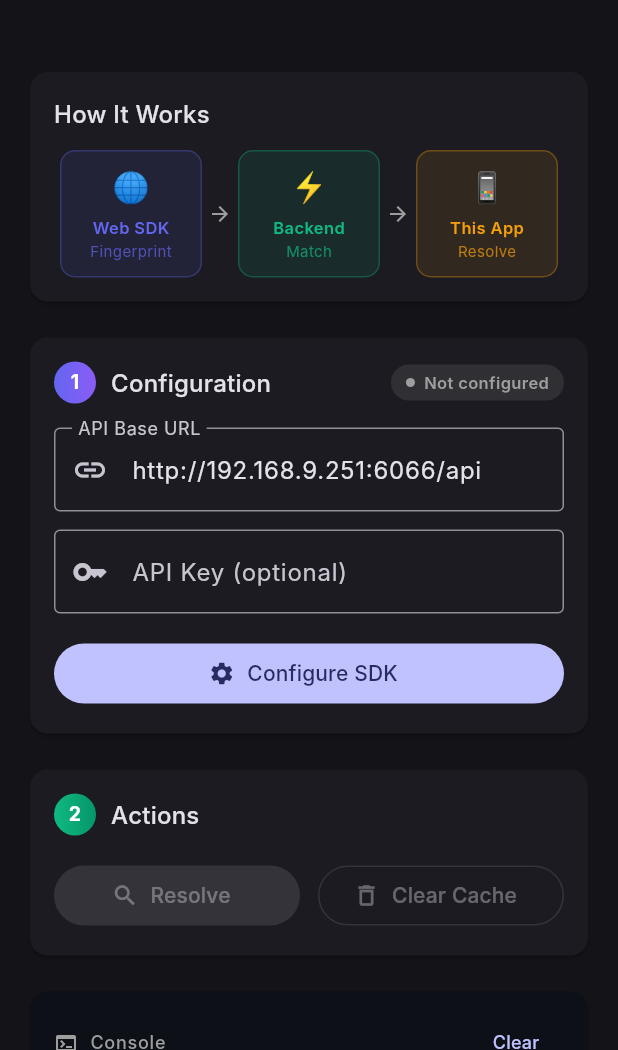
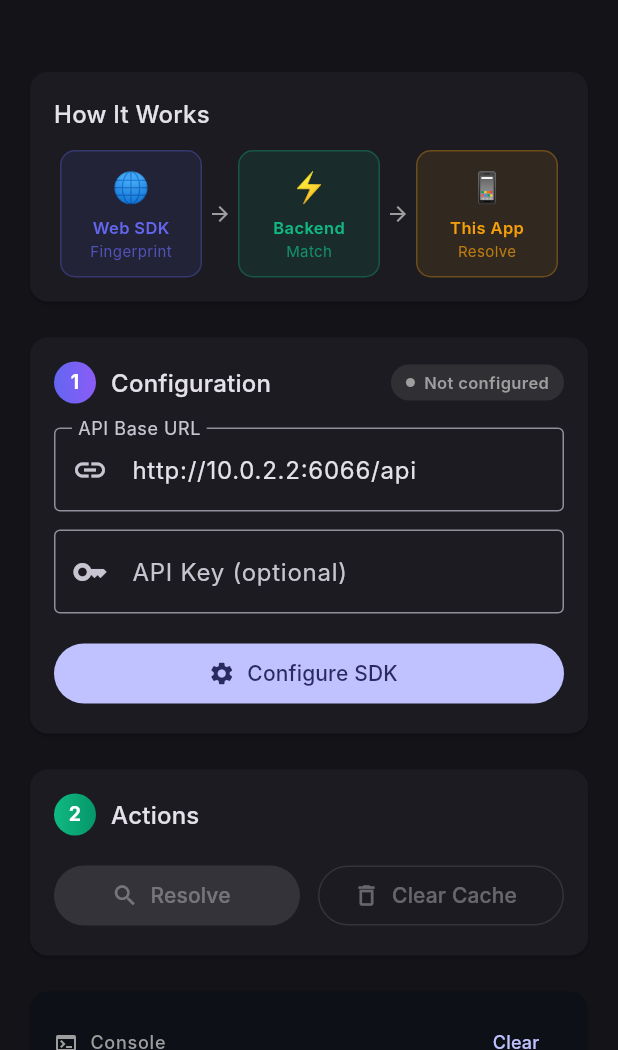
Before and after one commit to ceeyang/share-installs, a Flutter app: the screen it shows after launch, on a phone screen of 412 x 824 dp, the part 186-1236 px from its top. Run offline on Flutter 3.47's test engine with Material 3 defaults, Android fonts, the phone set to English and light mode, and no system bars; Roboto replaces fonts that are missing (Inter).

Commit message:
test(examples): real-device smoke suite for the deferred deep link core flow
Covers the product's core promise end to end with no mocks: a real browser
collects a real fingerprint and posts /v1/clicks, then the native SDK on the
same device resolves it back via /v1/resolutions.

  C1  same-device click resolves to the same invite code
  C2  a device that never clicked must not match anything

Both run green on an Android emulator (Android 17), verified in the UI and
again server-side against the conversions table.

Selectors go through Semantics(identifier:) recorded in .smoke/registry.json,
never text matching, so UI copy changes cannot break the suite.

Also fixes two blockers found while getting this to run:

  - Both examples hardcoded a stale LAN IP (192.168.9.251), so they could not
    work on any other machine. The landing page now defaults to location.origin
    and accepts ?api=&code=&key=&auto=1; the demo app takes
    --dart-define=SI_API_BASE_URL and otherwise picks a reachable default per
    platform.
  - gradle.properties and pubspec.lock were rewritten by the Flutter tool during
    the first build; included as-is.

.smoke/contract_probe.sh pins a matching defect this exercise uncovered: on an
https landing page UA-CH reports "17.0" while Build.VERSION.RELEASE reports
"17", which normalizeOsVersion() treats as different versions and vetoes the
match outright. Plain-http testing hides it because UA-CH is unavailable in a
non-secure context. Details and a proposed fix in .smoke/report.md (D1); the
backend is left unchanged pending a decision.

```diff
--- a/examples/demo_app/lib/main.dart
+++ b/examples/demo_app/lib/main.dart
@@ -1,4 +1,5 @@
 import 'dart:convert';
+import 'dart:io';
 
 import 'package:flutter/material.dart';
 import 'package:flutter/services.dart';
@@ -38,9 +39,22 @@ class DemoHomePage extends StatefulWidget {
 class _DemoHomePageState extends State<DemoHomePage> {
   static const _channel = MethodChannel('com.shareinstalls/sdk');
 
-  final _apiUrlController = TextEditingController(
-    text: 'http://192.168.9.251:6066/api',
-  );
+  // Override without editing this file:
+  //   flutter run --dart-define=SI_API_BASE_URL=http://192.168.1.20:6066/api
+  // Default targets a locally running backend: 10.0.2.2 is the host loopback as
+  // seen from the Android emulator; iOS simulators share the host's network.
+  static const _envApiBaseUrl = String.fromEnvironment('SI_API_BASE_URL');
+
+  // 10.0.2.2 is the host loopback as seen from an Android emulator; iOS
+  // simulators share the host's own network stack, so localhost works there.
+  // On a physical device neither applies — pass the LAN address via dart-define.
+  static String get _defaultApiBaseUrl => _envApiBaseUrl.isNotEmpty
+      ? _envApiBaseUrl
+      : (Platform.isAndroid
+            ? 'http://10.0.2.2:6066/api'
+            : 'http://localhost:6066/api');
+
+  final _apiUrlController = TextEditingController(text: _defaultApiBaseUrl);
   final _apiKeyController = TextEditingController();
 
   bool _isConfigured = false;
@@ -307,7 +321,9 @@ class _DemoHomePageState extends State<DemoHomePage> {
               ],
             ),
             const SizedBox(height: 16),
-            TextField(
+            Semantics(
+              identifier: 'config_api_url_input',
+              child: TextField(
               controller: _apiUrlController,
               decoration: const InputDecoration(
                 labelText: 'API Base URL',
@@ -315,6 +331,7 @@ class _DemoHomePageState extends State<DemoHomePage> {
                 border: OutlineInputBorder(),
                 prefixIcon: Icon(Icons.link),
               ),
+            ),
             ),
             const SizedBox(height: 12),
             TextField(
@@ -329,10 +346,13 @@ class _DemoHomePageState extends State<DemoHomePage> {
             const SizedBox(height: 16),
             SizedBox(
               width: double.infinity,
-              child: FilledButton.icon(
+              child: Semantics(
+                identifier: 'config_submit_btn',
+                child: FilledButton.icon(
                 onPressed: _isLoading ? null : _configureSDK,
                 icon: const Icon(Icons.settings),
                 label: Text(_isLoading ? 'Configuring…' : 'Configure SDK'),
+              ),
               ),
             ),
           ],
@@ -378,7 +398,9 @@ class _DemoHomePageState extends State<DemoHomePage> {
             Row(
               children: [
                 Expanded(
-                  child: FilledButton.icon(
+                  child: Semantics(
+                    identifier: 'actions_resolve_btn',
+                    child: FilledButton.icon(
                     onPressed: (!_isConfigured || _isLoading)
                         ? null
                         : _resolveDeferred,
@@ -387,6 +409,7 @@ class _DemoHomePageState extends State<DemoHomePage> {
                     style: FilledButton.styleFrom(
                       backgroundColor: const Color(0xFF10B981),
                     ),
+                  ),
                   ),
                 ),
                 const SizedBox(width: 12),
@@ -444,13 +467,16 @@ class _DemoHomePageState extends State<DemoHomePage> {
                 color: Colors.black26,
                 borderRadius: BorderRadius.circular(8),
               ),
-              child: SelectableText(
+              child: Semantics(
+                identifier: 'result_json_text',
+                child: SelectableText(
                 _resolveResult ?? '',
                 style: TextStyle(
                   fontFamily: 'monospace',
                   fontSize: 13,
                   color: theme.colorScheme.onSurface.withOpacity(0.9),
                 ),
+              ),
               ),
             ),
           ],
```
Also changed, not shown: examples/demo_app/.smoke/flows/c1_deferred_link_resolves.yaml (added), examples/demo_app/.smoke/flows/c2_no_click_no_match.yaml (added), examples/demo_app/.smoke/registry.json (added), examples/demo_app/pubspec.lock, 8 other files.
